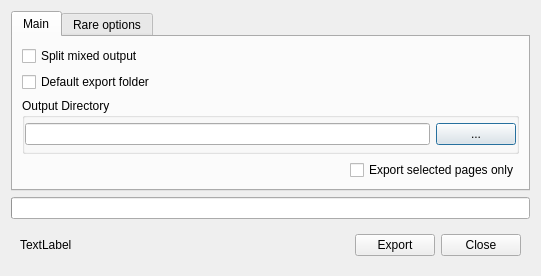
The window that ui/ExportDialog.ui (ImageProcessing-ElectronicPublications/scantailor-deviant) describes before a commit, drawn with Qt 5.
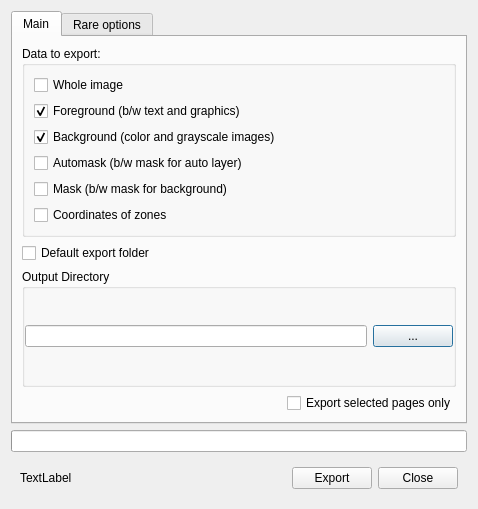
The same window after the commit.

Commit message: Big update to export functionality

```diff
--- a/ui/ExportDialog.ui
+++ b/ui/ExportDialog.ui
@@ -6,8 +6,8 @@
    <rect>
     <x>0</x>
     <y>0</y>
-    <width>541</width>
-    <height>276</height>
+    <width>478</width>
+    <height>509</height>
    </rect>
   </property>
   <property name="windowTitle">
@@ -31,10 +31,84 @@
       </attribute>
       <layout class="QVBoxLayout" name="verticalLayout_2">
        <item>
-        <widget class="QCheckBox" name="SplitMixed">
-         <property name="text">
-          <string>Split mixed output</string>
+        <widget class="QGroupBox" name="gbDataToExport">
+         <property name="title">
+          <string>Data to export:</string>
          </property>
+         <property name="checkable">
+          <bool>false</bool>
+         </property>
+         <property name="checked">
+          <bool>false</bool>
+         </property>
+         <layout class="QVBoxLayout" name="verticalLayout_5">
+          <item>
+           <widget class="QCheckBox" name="cbExportImage">
+            <property name="toolTip">
+             <string>Image as it is in ./out subfolder</string>
+            </property>
+            <property name="text">
+             <string>Whole image</string>
+            </property>
+           </widget>
+          </item>
+          <item>
+           <widget class="QCheckBox" name="cbExportForeground">
+            <property name="toolTip">
+             <string>Only black (#000000) and white (#ffffff) pixels of the image</string>
+            </property>
+            <property name="text">
+             <string>Foreground (b/w text and graphics)</string>
+            </property>
+            <property name="checked">
+             <bool>true</bool>
+            </property>
+           </widget>
+          </item>
+          <item>
+           <widget class="QCheckBox" name="cbExportBackground">
+            <property name="toolTip">
+             <string>Only non black (&gt; #000000) pixels of the image</string>
+            </property>
+            <property name="text">
+             <string>Background (color and grayscale images)</string>
+            </property>
+            <property name="checked">
+             <bool>true</bool>
+            </property>
+           </widget>
+          </item>
+          <item>
+           <widget class="QCheckBox" name="cbExportAutomask">
+            <property name="toolTip">
+             <string>Automask could be found in ./out/cache/automask and contains autodetected mask before any zones are applied</string>
+            </property>
+            <property name="text">
+             <string>Automask (b/w mask for auto layer)</string>
+            </property>
+           </widget>
+          </item>
+          <item>
+           <widget class="QCheckBox" name="cbExportMask">
+            <property name="toolTip">
+             <string>Binarized and inverted background</string>
+            </property>
+            <property name="text">
+             <string>Mask (b/w mask for background)</string>
+            </property>
+           </widget>
+          </item>
+          <item>
+           <widget class="QCheckBox" name="cbExportZones">
+            <property name="toolTip">
+             <string>Some pages might have user defined zones to fill with color or indicate some content. Their coordinates may be exported to tsv text file.</string>
+            </property>
+            <property name="text">
+             <string>Coordinates of zones</string>
+            </property>
+           </widget>
+          </item>
+         </layout>
         </widget>
        </item>
        <item>
```
Left out of the diff: 39 changed lines with no effect on the pictures. The commit also changes 13 other files.
